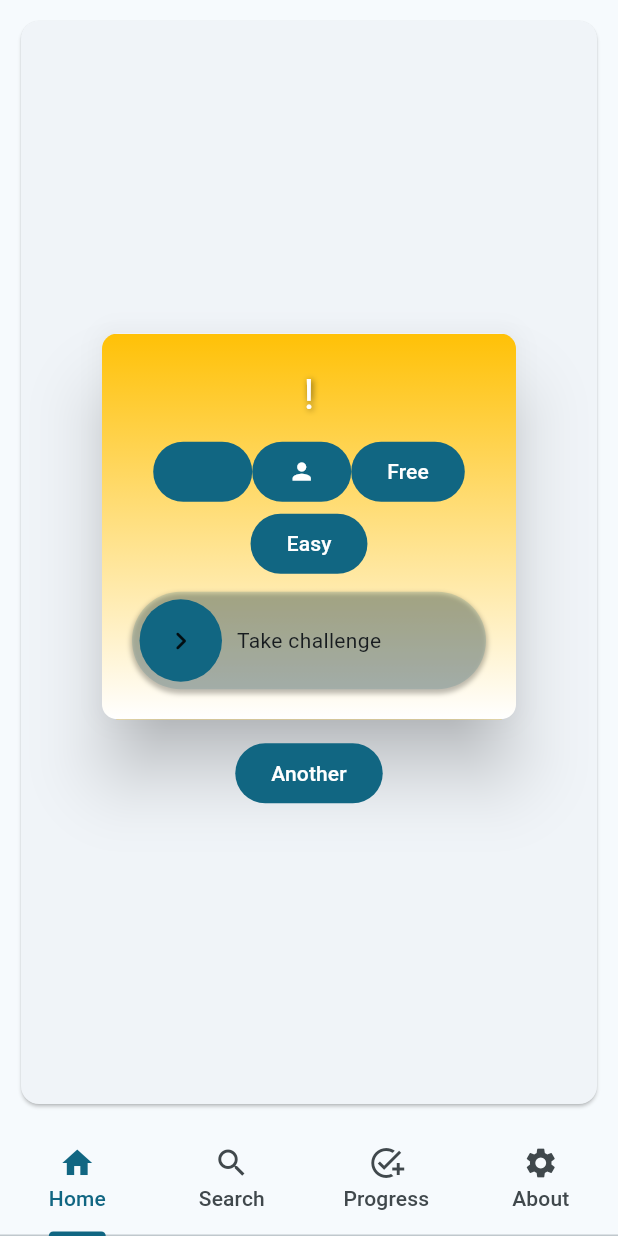
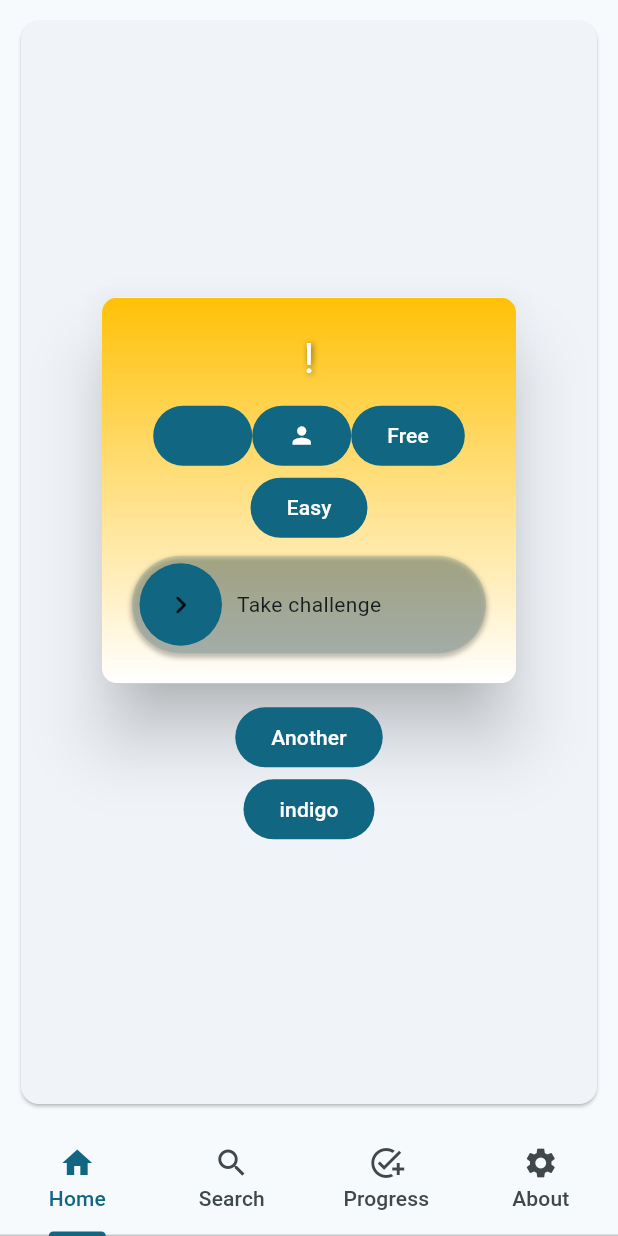
Before and after one commit to CerberusProgrammer/what_to_do, a Flutter app: the screen it shows after launch, after a tap on "Discover it!", on a phone screen of 412 x 824 dp. Run offline on Flutter 3.47's test engine with Material 2 defaults, Android fonts, the phone set to English and light mode, and no system bars; drawn by our look-alikes of action_slider; our stand-ins replace animated_text_kit, font_awesome_flutter, google_fonts, screenshot, simple_circular_progress_bar, sqflite; missing offline and left inert: metaballs, random_avatar, social_share; accounts and stored records are empty; network calls fail.

Commit message:
Pending to set a dynamic theme.

```diff
--- a/lib/about/type_cards.dart
+++ b/lib/about/type_cards.dart
@@ -38,7 +38,8 @@ class TypeCards extends StatelessWidget {
                   context: context,
                   builder: (builder) {
                     return AlertDialog(
-                      backgroundColor: Activity.typeColorsInteger[index],
+                      backgroundColor:
+                          Activity.typeColorsInteger[index]?.withOpacity(1),
                       title:
                           Text(Activity.typeNamesInteger[index] ?? 'unknown'),
                       content: Text(
--- a/lib/card/main_card.dart
+++ b/lib/card/main_card.dart
@@ -3,6 +3,7 @@ import 'package:flutter/material.dart';
 import 'package:google_fonts/google_fonts.dart';
 import 'package:metaballs/metaballs.dart';
 import 'package:what_to_do/card/activity_card.dart';
+import 'package:what_to_do/main.dart';
 import '../object/activity.dart';
 import '../object/fetch.dart';
 
@@ -148,6 +149,13 @@ class _MainCard extends State<StatefulWidget> {
                                 },
                                 child: const Text('Another'))
                             : const Center(),
+                        FilledButton(
+                            onPressed: () {
+                              setState(() {
+                                color = Colors.amber;
+                              });
+                            },
+                            child: Text('indigo'))
                       ],
                     ),
                   ),
--- a/lib/home.dart
+++ b/lib/home.dart
@@ -1,7 +1,4 @@
 import 'package:flutter/material.dart';
-import 'package:path_provider/path_provider.dart';
-import 'package:screenshot/screenshot.dart';
-import 'package:social_share/social_share.dart';
 import 'package:what_to_do/card/main_card.dart';
 import 'package:what_to_do/progress/progress.dart';
 import 'package:what_to_do/search/search.dart';
--- a/lib/main.dart
+++ b/lib/main.dart
@@ -7,18 +7,19 @@ import 'package:what_to_do/custom/my_custom_scroll_behavior.dart';
 
 import 'object/user.dart';
 
+Color color = Colors.blueGrey;
 void main() {
   runApp(MaterialApp(
     scrollBehavior: MyCustomScrollBehavior(),
     debugShowCheckedModeBanner: false,
     title: 'What to do?',
     theme: ThemeData(
-      colorSchemeSeed: Colors.blueGrey,
+      colorSchemeSeed: color,
       useMaterial3: true,
       brightness: Brightness.light,
     ),
     darkTheme: ThemeData(
-      colorSchemeSeed: Colors.blueGrey,
+      colorSchemeSeed: color,
       useMaterial3: true,
       brightness: Brightness.dark,
     ),
```
